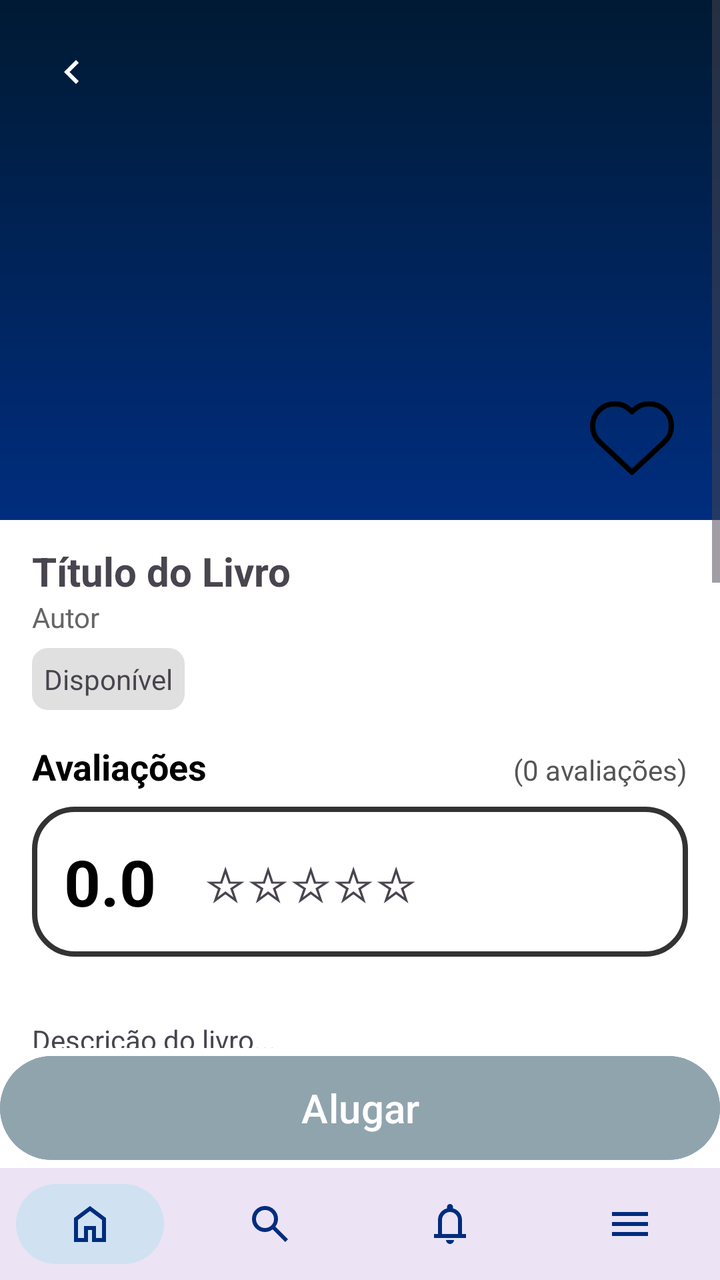
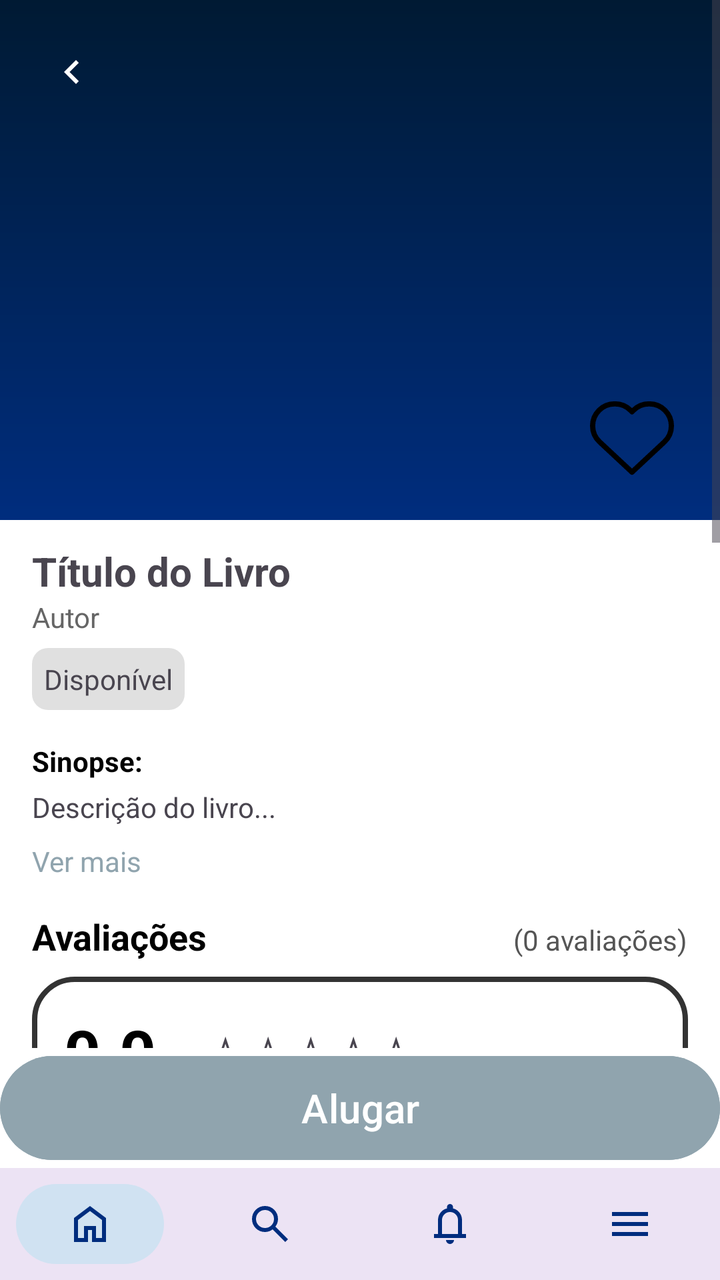

The first picture is an Android layout as it rendered before a commit; the second is the same layout after the commit. The layout source and the unified diff follow.
<!-- AndroidManifest.xml: application theme Theme.Bibliotecaapp -->
<!-- res/layout/tela_livro.xml -->
<?xml version="1.0" encoding="utf-8"?>
<LinearLayout
    xmlns:android="http://schemas.android.com/apk/res/android"
    xmlns:app="http://schemas.android.com/apk/res-auto"
    xmlns:tools="http://schemas.android.com/tools"
    android:layout_width="match_parent"
    android:layout_height="match_parent"
    android:orientation="vertical"
    android:background="#FFFFFF">

    
    <ScrollView
        android:layout_width="match_parent"
        android:layout_height="0dp"
        android:layout_weight="1">

        <LinearLayout
            android:layout_width="match_parent"
            android:layout_height="wrap_content"
            android:orientation="vertical">

            
            <androidx.constraintlayout.widget.ConstraintLayout
                android:layout_width="match_parent"
                android:layout_height="260dp"
                android:background="@drawable/background_header">

                
                <ImageButton
                    android:id="@+id/btnVoltar"
                    android:layout_width="40dp"
                    android:layout_height="40dp"
                    android:layout_margin="16dp"
                    android:background="?attr/selectableItemBackgroundBorderless"
                    android:src="@drawable/ic_leftarrow"
                    app:layout_constraintTop_toTopOf="parent"
                    app:layout_constraintStart_toStartOf="parent"/>

                
                <ImageView
                    android:id="@+id/imgCapa"
                    android:layout_width="140dp"
                    android:layout_height="200dp"
                    android:scaleType="centerCrop"
                    app:layout_constraintTop_toTopOf="parent"
                    app:layout_constraintBottom_toBottomOf="parent"
                    app:layout_constraintStart_toStartOf="parent"
                    app:layout_constraintEnd_toEndOf="parent"/>


                <ImageButton
                    android:id="@+id/btnCurtir"
                    android:layout_width="56dp"
                    android:layout_height="70dp"
                    android:layout_marginTop="184dp"
                    android:layout_marginEnd="16dp"
                    android:background="?attr/selectableItemBackgroundBorderless"
                    android:src="@drawable/ic_heart"
                    app:layout_constraintEnd_toEndOf="parent"
                    app:layout_constraintTop_toTopOf="parent" />

            </androidx.constraintlayout.widget.ConstraintLayout>

            
            <TextView
                android:id="@+id/txtTitulo"
                android:layout_width="match_parent"
                android:layout_height="wrap_content"
                android:text="Título do Livro"
                android:textStyle="bold"
                android:textSize="20sp"
                android:paddingStart="16dp"
                android:paddingTop="12dp"/>

            
            <TextView
                android:id="@+id/txtAutor"
                android:layout_width="match_parent"
                android:layout_height="wrap_content"
                android:text="Autor"
                android:textColor="#666"
                android:paddingStart="16dp"/>

            
            <TextView
                android:id="@+id/txtStatus"
                android:layout_width="wrap_content"
                android:layout_height="wrap_content"
                android:text="Disponível"
                android:padding="6dp"
                android:layout_marginStart="16dp"
                android:layout_marginTop="6dp"
                android:background="@drawable/bg_status"/>

            
            <include
                android:id="@+id/layoutResumo"
                layout="@layout/layout_resumo_avaliacao" />

            
            <TextView
                android:id="@+id/txtDescricao"
                android:layout_width="match_parent"
                android:layout_height="wrap_content"
                android:text="Descrição do livro..."
                android:maxLines="4"
                android:ellipsize="end"
                android:padding="16dp"/>

            <TextView
                android:id="@+id/btnVerMais"
                android:layout_width="wrap_content"
                android:layout_height="wrap_content"
                android:text="Ver mais"
                android:textColor="@color/padrao_app"
                android:paddingStart="16dp"/>

            
            <include
                android:id="@+id/avaliacao1"
                layout="@layout/item_avaliacao" />

            <include
                android:id="@+id/avaliacao2"
                layout="@layout/item_avaliacao" />

            
            <TextView
                android:id="@+id/txtSemAvaliacoes"
                android:layout_width="match_parent"
                android:layout_height="wrap_content"
                android:text="Nenhuma avaliação ainda. Seja o primeiro a avaliar!"
                android:padding="16dp"
                android:visibility="gone"/>

            
            <LinearLayout
                android:layout_width="match_parent"
                android:layout_height="wrap_content"
                android:orientation="horizontal"
                android:layout_marginHorizontal="16dp"
                android:layout_marginTop="8dp"
                android:layout_marginBottom="8dp">

                <Button
                    android:id="@+id/btnAvaliar"
                    android:layout_width="0dp"
                    android:layout_height="wrap_content"
                    android:layout_weight="1"
                    android:text="Avaliar"
                    android:layout_marginEnd="8dp"
                    android:backgroundTint="@color/padrao_app"
                    android:textColor="#FFFFFF"/>

                <Button
                    android:id="@+id/btnVerAvaliacoes"
                    android:layout_width="0dp"
                    android:layout_height="wrap_content"
                    android:layout_weight="1"
                    android:text="Ver mais avaliações"
                    android:backgroundTint="@color/padrao_app"
                    android:textColor="#FFFFFF"/>

            </LinearLayout>

        </LinearLayout>
    </ScrollView>

    
    <Button
        android:id="@+id/btnAlugar"
        android:layout_width="match_parent"
        android:layout_height="60dp"
        android:text="Alugar"
        android:textSize="20sp"
        android:backgroundTint="@color/padrao_app"
        android:textColor="#FFFFFF"/>
    <include layout="@layout/navbar_layout"/>
</LinearLayout>
<!-- res/layout/layout_resumo_avaliacao.xml (included above) -->
<?xml version="1.0" encoding="utf-8"?>
<LinearLayout xmlns:android="http://schemas.android.com/apk/res/android"
    android:layout_width="match_parent"
    android:layout_height="wrap_content"
    android:orientation="vertical"
    android:padding="16dp">

    <RelativeLayout
        android:layout_width="match_parent"
        android:layout_height="wrap_content"
        android:layout_marginBottom="8dp">

        <TextView
            android:id="@+id/lblTituloAvaliacoes"
            android:layout_width="wrap_content"
            android:layout_height="wrap_content"
            android:text="Avaliações"
            android:textSize="18sp"
            android:textColor="#000000"
            android:textStyle="bold"
            android:layout_alignParentStart="true"/>

        <TextView
            android:id="@+id/txtTotalAvaliacoes"
            android:layout_width="wrap_content"
            android:layout_height="wrap_content"
            android:text="(0 avaliações)"
            android:textColor="#555555"
            android:layout_alignParentEnd="true"
            android:layout_alignBaseline="@id/lblTituloAvaliacoes"/>
    </RelativeLayout>

    <LinearLayout
        android:layout_width="match_parent"
        android:layout_height="wrap_content"
        android:orientation="horizontal"
        android:background="@drawable/bg_moldura_avaliacao"
        android:padding="16dp"
        android:gravity="center_vertical">

        <TextView
            android:id="@+id/txtMedia"
            android:layout_width="wrap_content"
            android:layout_height="wrap_content"
            android:text="0.0"
            android:textSize="32sp"
            android:textColor="#000000"
            android:textStyle="bold"
            android:layout_marginEnd="24dp"/>

        <TextView
            android:id="@+id/txtEstrelasMedia"
            android:layout_width="wrap_content"
            android:layout_height="wrap_content"
            android:text="☆☆☆☆☆"
            android:textSize="24sp" />

    </LinearLayout>

</LinearLayout>
<!-- res/layout/item_avaliacao.xml (included above) -->
<?xml version="1.0" encoding="utf-8"?>
<LinearLayout
    xmlns:android="http://schemas.android.com/apk/res/android"
    xmlns:app="http://schemas.android.com/apk/res-auto"
    android:layout_width="match_parent"
    android:layout_height="wrap_content"
    android:orientation="vertical"
    android:padding="16dp"
    android:background="@drawable/bg_comentario"
    android:layout_margin="8dp">

    
    <LinearLayout
        android:layout_width="match_parent"
        android:layout_height="wrap_content"
        android:orientation="horizontal">

        <TextView android:id="@+id/txtNomeUsuario"
            android:layout_width="0dp"
            android:layout_height="wrap_content"
            android:layout_weight="1"
            android:text="Usuário"
            android:textStyle="bold"/>

        <TextView
            android:id="@+id/txtData"
            android:layout_width="wrap_content"
            android:layout_height="wrap_content"
            android:text="24/07/2025"
            android:textColor="#777"
            android:textSize="12sp" />
    </LinearLayout>

    
    <TextView
        android:id="@+id/txtEstrelas"
        android:layout_width="wrap_content"
        android:layout_height="wrap_content"
        android:text="⭐⭐⭐⭐☆"
        android:textSize="14sp"
        android:layout_marginTop="4dp"/>

    
    <TextView
        android:id="@+id/txtComentario"
        android:layout_width="match_parent"
        android:layout_height="wrap_content"
        android:text="Esse é um resenha..."
        android:textColor="#555"
        android:layout_marginTop="4dp"/>

    
    <Button
        android:id="@+id/btnVerSpoiler"
        android:layout_width="wrap_content"
        android:layout_height="32dp"
        android:layout_marginTop="8dp"
        android:text="Ver Spoiler"
        android:textSize="10sp"
        android:backgroundTint="#FFCC00"
        android:textColor="#000000"
        android:visibility="gone"
        tools:visibility="visible"
        android:paddingHorizontal="8dp"
        android:minHeight="0dp"
        android:minWidth="0dp"
        xmlns:tools="http://schemas.android.com/tools"/>

    
    <RelativeLayout
        android:layout_width="match_parent"
        android:layout_height="wrap_content"
        android:layout_marginTop="12dp">

        <ImageButton
            android:id="@+id/btnCurtir"
            android:layout_width="28dp"
            android:layout_height="28dp"
            android:layout_alignParentStart="true"
            android:layout_centerVertical="true"
            android:background="?attr/selectableItemBackgroundBorderless"
            android:src="@drawable/ic_heart"
            android:scaleType="fitCenter"/>

        <TextView
            android:id="@+id/txtCurtidas"
            android:layout_width="wrap_content"
            android:layout_height="wrap_content"
            android:layout_toEndOf="@id/btnCurtir"
            android:layout_centerVertical="true"
            android:layout_marginStart="4dp"
            android:text="0"
            android:textColor="#555"
            android:textSize="12sp"/>

        <TextView
            android:id="@+id/btnDenunciar"
            android:layout_width="wrap_content"
            android:layout_height="wrap_content"
            android:layout_alignParentEnd="true"
            android:layout_centerVertical="true"
            android:text="Denunciar"
            android:textColor="@color/padrao_app"
            android:textSize="12sp"/>
    </RelativeLayout>

</LinearLayout>
<!-- res/layout/navbar_layout.xml (included above) -->
<?xml version="1.0" encoding="utf-8"?>
<com.google.android.material.bottomnavigation.BottomNavigationView
    xmlns:android="http://schemas.android.com/apk/res/android"
    xmlns:app="http://schemas.android.com/apk/res-auto"

    android:id="@+id/bottomNav"
    style="@style/NavBar"
    android:layout_width="match_parent"
    android:layout_height="wrap_content"

    app:menu="@menu/bottom_menu"/>
<!-- resources referenced by this layout -->
<resources>
  <color name="padrao_app">#90A4AE</color>
  <!-- drawable background_header (drawable) -->
  <?xml version="1.0" encoding="utf-8"?>
  <shape xmlns:android="http://schemas.android.com/apk/res/android">
  
      <gradient
          android:type="linear"
          android:angle="270"
          android:startColor="#001A33"
          android:endColor="#002D7E" />
  
      <corners android:radius="0dp" />
  
  </shape>
  <!-- drawable bg_comentario (drawable) -->
  <shape xmlns:android="http://schemas.android.com/apk/res/android">
      <solid android:color="#FFFFFF"/>
      <corners android:radius="12dp"/>
      <stroke android:width="1dp" android:color="#DDD"/>
  </shape>
  <!-- drawable bg_moldura_avaliacao (drawable) -->
  <?xml version="1.0" encoding="utf-8"?>
  <shape xmlns:android="http://schemas.android.com/apk/res/android">
      <solid android:color="#FFFFFF"/>
      <corners android:radius="20dp"/>
      <stroke android:width="2.5dp" android:color="#333333"/>
  </shape>
  <!-- drawable bg_status (drawable) -->
  <?xml version="1.0" encoding="utf-8"?>
  <shape xmlns:android="http://schemas.android.com/apk/res/android">
      <solid android:color="#E0E0E0"/>
      <corners android:radius="8dp"/>
  </shape>
  <!-- drawable ic_heart (drawable) -->
  <vector xmlns:android="http://schemas.android.com/apk/res/android"
      android:height="42dp"
      android:viewportHeight="32"
      android:viewportWidth="32"
      android:width="42dp">
  
      <path
          android:fillColor="#00000000"
          android:strokeColor="#000000"
          android:strokeLineJoin="round"
          android:strokeWidth="2"
          android:pathData="M28.343,17.48L16,29L3.657,17.48C1.962,15.898 1,13.684 1,11.365v0C1,6.745 4.745,3 9.365,3h0.17c2.219,0 4.346,0.881 5.915,2.45L16,6l0.55,-0.55C18.119,3.881 20.246,3 22.465,3h0.17C27.255,3 31,6.745 31,11.365v0C31,13.684 30.038,15.898 28.343,17.48z"/>
  
  </vector>
  <!-- drawable ic_leftarrow (drawable) -->
  <vector xmlns:android="http://schemas.android.com/apk/res/android"
      android:width="24dp"
      android:height="24dp"
      android:viewportWidth="960"
      android:viewportHeight="960">
    <path
        android:pathData="M560,720 L320,480l240,-240 56,56 -184,184 184,184 -56,56Z"
        android:fillColor="#FFFFFF"/>
  </vector>
  <style name="NavBar" parent="Widget.MaterialComponents.BottomNavigationView">
          <item name="itemBackground">@drawable/nav_item_background</item>
          <item name="itemRippleColor">@android:color/transparent</item>
          <item name="itemIconTint">#002D7E</item>
          <item name="itemTextColor">@null</item>
          <item name="labelVisibilityMode">unlabeled</item>
      </style>
  <style name="Theme.Bibliotecaapp" parent="Base.Theme.Bibliotecaapp" />
  <!-- drawable nav_item_background (drawable) -->
  <?xml version="1.0" encoding="utf-8"?>
  <selector xmlns:android="http://schemas.android.com/apk/res/android">
  
      
      <item android:state_checked="true">
          <inset
              android:insetLeft="8dp"
              android:insetRight="8dp"
              android:insetTop="8dp"
              android:insetBottom="8dp">
  
              <shape android:shape="rectangle">
                  <solid android:color="#D0E2F2"/>
                  <corners android:radius="100dp"/>
              </shape>
  
          </inset>
      </item>
  
      
      <item>
          <color android:color="@android:color/transparent"/>
      </item>
  
  </selector>
  <style name="Base.Theme.Bibliotecaapp" parent="Theme.Material3.DayNight.NoActionBar">
          
          
      </style>
</resources>

<!-- the commit's change to res/layout/tela_livro.xml (unified diff, before → after) -->
@@ -93,27 +93,40 @@
                 android:background="@drawable/bg_status"/>
 
             
+            <TextView
+                android:layout_width="match_parent"
+                android:layout_height="wrap_content"
+                android:text="Sinopse:"
+                android:textStyle="bold"
+                android:paddingStart="16dp"
+                android:paddingTop="16dp"
+                android:paddingEnd="16dp"
+                android:textColor="@color/black"/>
+
+            <TextView
+                android:id="@+id/txtDescricao"
+                android:layout_width="match_parent"
+                android:layout_height="wrap_content"
+                android:text="Descrição do livro..."
+                android:maxLines="4"
+                android:ellipsize="end"
+                android:paddingStart="16dp"
+                android:paddingEnd="16dp"
+                android:paddingTop="4dp"
+                android:paddingBottom="8dp"/>
+
+            <TextView
+                android:id="@+id/btnVerMais"
+                android:layout_width="wrap_content"
+                android:layout_height="wrap_content"
+                android:text="Ver mais"
+                android:textColor="@color/padrao_app"
+                android:paddingStart="16dp"/>
+
+            
             <include
                 android:id="@+id/layoutResumo"
                 layout="@layout/layout_resumo_avaliacao" />
-
-            
-            <TextView
-                android:id="@+id/txtDescricao"
-                android:layout_width="match_parent"
-                android:layout_height="wrap_content"
-                android:text="Descrição do livro..."
-                android:maxLines="4"
-                android:ellipsize="end"
-                android:padding="16dp"/>
-
-            <TextView
-                android:id="@+id/btnVerMais"
-                android:layout_width="wrap_content"
-                android:layout_height="wrap_content"
-                android:text="Ver mais"
-                android:textColor="@color/padrao_app"
-                android:paddingStart="16dp"/>
 
             
             <include
@@ -280,6 +293,16 @@
         android:text="⭐⭐⭐⭐☆"
         android:textSize="14sp"
         android:layout_marginTop="4dp"/>
+
+    
+    <TextView
+        android:id="@+id/txtTituloAvaliacao"
+        android:layout_width="match_parent"
+        android:layout_height="wrap_content"
+        android:text="Título da Avaliação"
+        android:textStyle="bold"
+        android:textColor="#000"
+        android:layout_marginTop="8dp"/>
 
     
     <TextView
<!-- resource entries referenced after the edit -->
@@ -1,5 +1,6 @@
 <!-- resources referenced by this layout -->
 <resources>
+  <color name="black">#FF000000</color>
   <color name="padrao_app">#90A4AE</color>
   <!-- drawable background_header (drawable) -->
   <?xml version="1.0" encoding="utf-8"?>
